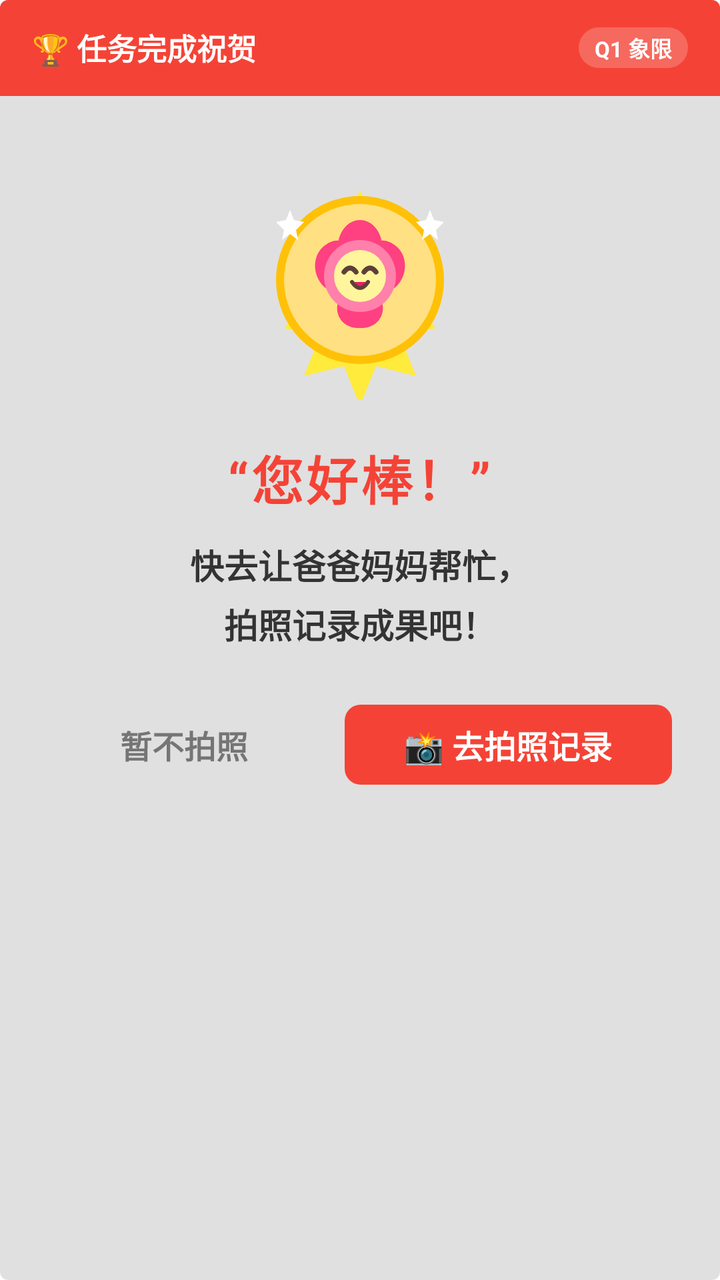
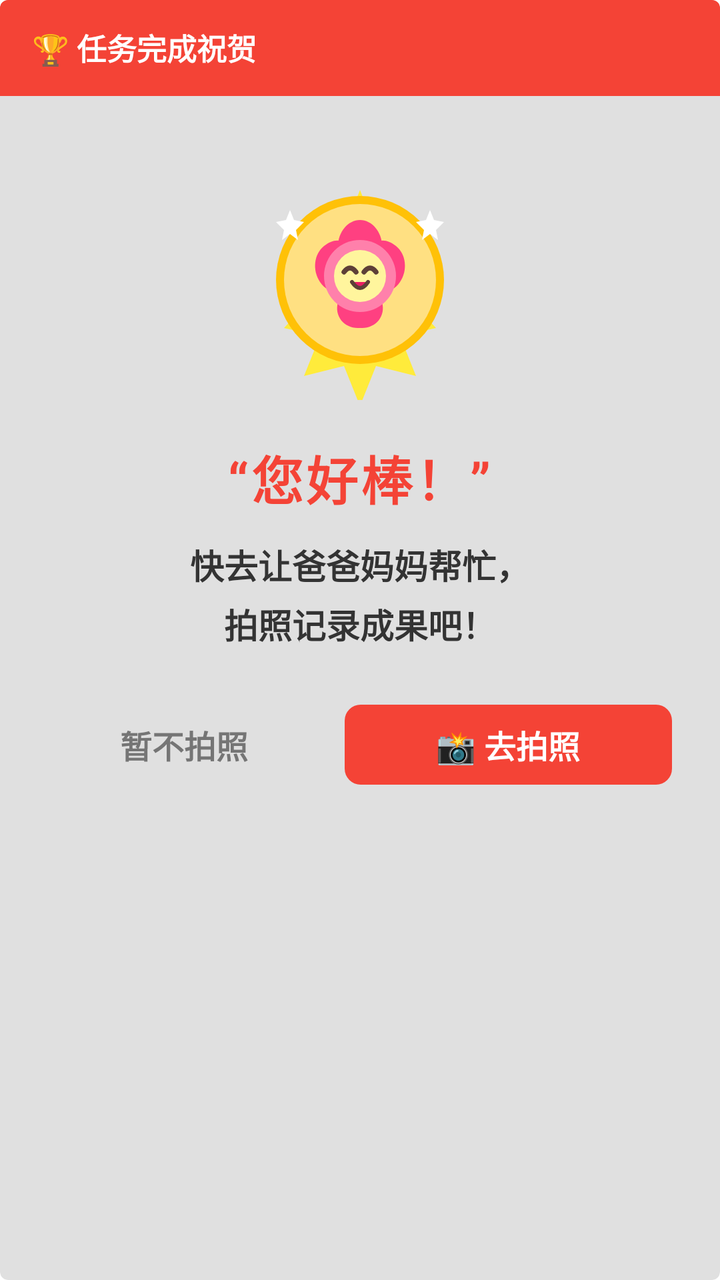

The first picture is an Android layout as it rendered before a commit; the second is the same layout after the commit. The layout source and the unified diff follow.
<!-- AndroidManifest.xml: application theme Theme.JustNow -->
<!-- res/layout/dialog_congratulation.xml -->
<?xml version="1.0" encoding="utf-8"?>
<LinearLayout xmlns:android="http://schemas.android.com/apk/res/android"
    xmlns:app="http://schemas.android.com/apk/res-auto"
    android:layout_width="320dp"
    android:layout_height="wrap_content"
    android:orientation="vertical"
    android:background="@drawable/badge_bg"
    android:clipToOutline="true"> 

    
    <RelativeLayout
        android:id="@+id/rl_congrat_header"
        android:layout_width="match_parent"
        android:layout_height="48dp"
        android:paddingHorizontal="16dp"
        android:background="#F44336"> 

        <TextView
            android:layout_width="wrap_content"
            android:layout_height="wrap_content"
            android:layout_alignParentStart="true"
            android:layout_centerVertical="true"
            android:text="🏆 任务完成祝贺"
            android:textColor="@android:color/white"
            android:textSize="15sp"
            android:textStyle="bold" />

        <TextView
            android:id="@+id/tv_congrat_quadrant_tag"
            android:layout_width="wrap_content"
            android:layout_height="wrap_content"
            android:layout_alignParentEnd="true"
            android:layout_centerVertical="true"
            android:text="Q1 象限"
            android:textColor="@android:color/white"
            android:textSize="11sp"
            android:textStyle="bold"
            android:background="@drawable/bg_congrat_tag_capsule" />
    </RelativeLayout>

    
    <LinearLayout
        android:layout_width="match_parent"
        android:layout_height="wrap_content"
        android:orientation="vertical"
        android:gravity="center_horizontal"
        android:padding="24dp">

        
        <ImageView
            android:id="@+id/iv_congrat_badge"
            android:layout_width="120dp"
            android:layout_height="120dp"
            android:layout_marginTop="8dp"
            android:layout_marginBottom="20dp"
            android:src="@drawable/ic_congrats_badge"
            android:contentDescription="完成勋章" />

        
        <TextView
            android:id="@+id/tv_congrat_congrats_title"
            android:layout_width="wrap_content"
            android:layout_height="wrap_content"
            android:text="“您好棒！”"
            android:textSize="26sp"
            android:textStyle="bold"
            android:textColor="#F44336"
            android:layout_marginBottom="12dp"
            android:letterSpacing="0.05" />

        
        <TextView
            android:layout_width="match_parent"
            android:layout_height="wrap_content"
            android:text="快去让爸爸妈妈帮忙，\n拍照记录成果吧！"
            android:textSize="17sp"
            android:textColor="#333333"
            android:gravity="center"
            android:lineSpacingExtra="5dp"
            android:textStyle="bold"
            android:layout_marginBottom="28dp" />

        
        <LinearLayout
            android:layout_width="match_parent"
            android:layout_height="wrap_content"
            android:orientation="horizontal"
            android:gravity="center">

            <com.google.android.material.button.MaterialButton
                android:id="@+id/btn_congrat_skip"
                style="@style/Widget.Material3.Button.TextButton"
                android:layout_width="0dp"
                android:layout_weight="1"
                android:layout_height="40dp"
                android:minWidth="0dp"
                android:minHeight="0dp"
                android:text="暂不拍照"
                android:textColor="@color/text_secondary"
                android:textSize="16sp"
                android:textStyle="bold"
                android:insetTop="0dp"
                android:insetBottom="0dp" />

            <com.google.android.material.button.MaterialButton
                android:id="@+id/btn_congrat_action"
                style="@style/Widget.Material3.Button"
                android:layout_width="0dp"
                android:layout_weight="1.2"
                android:layout_height="40dp"
                android:minWidth="0dp"
                android:minHeight="0dp"
                android:layout_marginStart="12dp"
                android:text="📸 去拍照记录"
                android:textColor="@android:color/white"
                android:textSize="16sp"
                android:textStyle="bold"
                app:backgroundTint="#F44336"
                app:cornerRadius="8dp"
                android:insetTop="0dp"
                android:insetBottom="0dp" />
        </LinearLayout>
    </LinearLayout>
</LinearLayout>
<!-- resources referenced by this layout -->
<resources>
  <color name="text_secondary">#757575</color>
  <!-- drawable badge_bg (drawable) -->
  <?xml version="1.0" encoding="utf-8"?>
  <shape xmlns:android="http://schemas.android.com/apk/res/android"
      android:shape="rectangle">
      <corners android:radius="4dp" />
      <solid android:color="@color/badge_background" />
  </shape>
  <!-- drawable bg_congrat_tag_capsule (drawable) -->
  <?xml version="1.0" encoding="utf-8"?>
  <shape xmlns:android="http://schemas.android.com/apk/res/android"
      android:shape="rectangle">
      <solid android:color="#33FFFFFF" /> 
      <corners android:radius="12dp" />
      <padding android:left="8dp" android:top="2dp" android:right="8dp" android:bottom="2dp" />
  </shape>
  <style name="Theme.JustNow" parent="Theme.MaterialComponents.DayNight.NoActionBar">
          
          <item name="colorPrimary">@color/purple_500</item>
          <item name="colorPrimaryVariant">@color/purple_700</item>
          <item name="colorOnPrimary">@color/white</item>
          
          <item name="colorSecondary">@color/teal_200</item>
          <item name="colorSecondaryVariant">@color/teal_700</item>
          <item name="colorOnSecondary">@color/black</item>
          
          
          <item name="popupTheme">@style/ThemeOverlay.MaterialComponents.Light</item>
          <item name="alertDialogTheme">@style/ThemeOverlay.JustNow.AlertDialog</item>
      </style>
  <color name="badge_background">#E0E0E0</color>
  <color name="purple_500">#FF6200EE</color>
  <color name="purple_700">#FF3700B3</color>
  <color name="white">#FFFFFFFF</color>
  <color name="teal_200">#FF03DAC5</color>
  <color name="teal_700">#FF018786</color>
  <color name="black">#FF000000</color>
  <style name="TextAppearance.JustNow.Dialog.Title" parent="TextAppearance.JustNow.Title">
          <item name="android:textColor">@color/text_primary</item>
      </style>
  <color name="text_primary">#1A1A1A</color>
  <style name="TextAppearance.JustNow.Dialog.Body" parent="TextAppearance.JustNow.Body">
          <item name="android:textColor">@color/text_primary</item>
      </style>
  <style name="Widget.JustNow.Dialog.Button" parent="Widget.MaterialComponents.Button.TextButton.Dialog">
          <item name="android:textAppearance">@style/TextAppearance.JustNow.Dialog.Button</item>
          <item name="android:textColor">@color/dialog_primary_action_text</item>
          <item name="textAllCaps">false</item>
      </style>
  <style name="Widget.JustNow.Dialog.Button.Secondary" parent="Widget.MaterialComponents.Button.TextButton.Dialog">
          <item name="android:textAppearance">@style/TextAppearance.JustNow.Dialog.Button.Secondary</item>
          <item name="android:textColor">@color/dialog_action_text</item>
          <item name="textAllCaps">false</item>
      </style>
  <style name="TextAppearance.JustNow.Title" parent="TextAppearance.MaterialComponents.Headline6">
          <item name="android:textSize">@dimen/text_size_title</item>
      </style>
  <style name="TextAppearance.JustNow.Body" parent="TextAppearance.MaterialComponents.Subtitle1">
          <item name="android:textSize">@dimen/text_size_body</item>
      </style>
  <style name="TextAppearance.JustNow.Dialog.Button" parent="TextAppearance.JustNow.Body">
          <item name="android:textColor">@color/dialog_primary_action_text</item>
      </style>
  <style name="TextAppearance.JustNow.Dialog.Button.Secondary" parent="TextAppearance.JustNow.Body">
          <item name="android:textColor">@color/dialog_action_text</item>
      </style>
  <dimen name="text_size_title">22sp</dimen>
  <dimen name="text_size_body">18sp</dimen>
  <!-- unchanged entries left out for length: 2 -->
</resources>

<!-- the commit's change to res/layout/dialog_congratulation.xml (unified diff, before → after) -->
@@ -8,35 +8,23 @@
     android:clipToOutline="true"> 
 
     
-    <RelativeLayout
+    
+    <LinearLayout
         android:id="@+id/rl_congrat_header"
         android:layout_width="match_parent"
         android:layout_height="48dp"
         android:paddingHorizontal="16dp"
-        android:background="#F44336"> 
+        android:gravity="center_vertical"
+        android:background="#F44336">
 
         <TextView
             android:layout_width="wrap_content"
             android:layout_height="wrap_content"
-            android:layout_alignParentStart="true"
-            android:layout_centerVertical="true"
             android:text="🏆 任务完成祝贺"
             android:textColor="@android:color/white"
             android:textSize="15sp"
             android:textStyle="bold" />
-
-        <TextView
-            android:id="@+id/tv_congrat_quadrant_tag"
-            android:layout_width="wrap_content"
-            android:layout_height="wrap_content"
-            android:layout_alignParentEnd="true"
-            android:layout_centerVertical="true"
-            android:text="Q1 象限"
-            android:textColor="@android:color/white"
-            android:textSize="11sp"
-            android:textStyle="bold"
-            android:background="@drawable/bg_congrat_tag_capsule" />
-    </RelativeLayout>
+    </LinearLayout>
 
     
     <LinearLayout
@@ -111,7 +99,7 @@
                 android:minWidth="0dp"
                 android:minHeight="0dp"
                 android:layout_marginStart="12dp"
-                android:text="📸 去拍照记录"
+                android:text="📸 去拍照"
                 android:textColor="@android:color/white"
                 android:textSize="16sp"
                 android:textStyle="bold"
<!-- resource entries referenced after the edit -->
@@ -7,14 +7,6 @@
       android:shape="rectangle">
       <corners android:radius="4dp" />
       <solid android:color="@color/badge_background" />
-  </shape>
-  <!-- drawable bg_congrat_tag_capsule (drawable) -->
-  <?xml version="1.0" encoding="utf-8"?>
-  <shape xmlns:android="http://schemas.android.com/apk/res/android"
-      android:shape="rectangle">
-      <solid android:color="#33FFFFFF" /> 
-      <corners android:radius="12dp" />
-      <padding android:left="8dp" android:top="2dp" android:right="8dp" android:bottom="2dp" />
   </shape>
   <style name="Theme.JustNow" parent="Theme.MaterialComponents.DayNight.NoActionBar">
           
